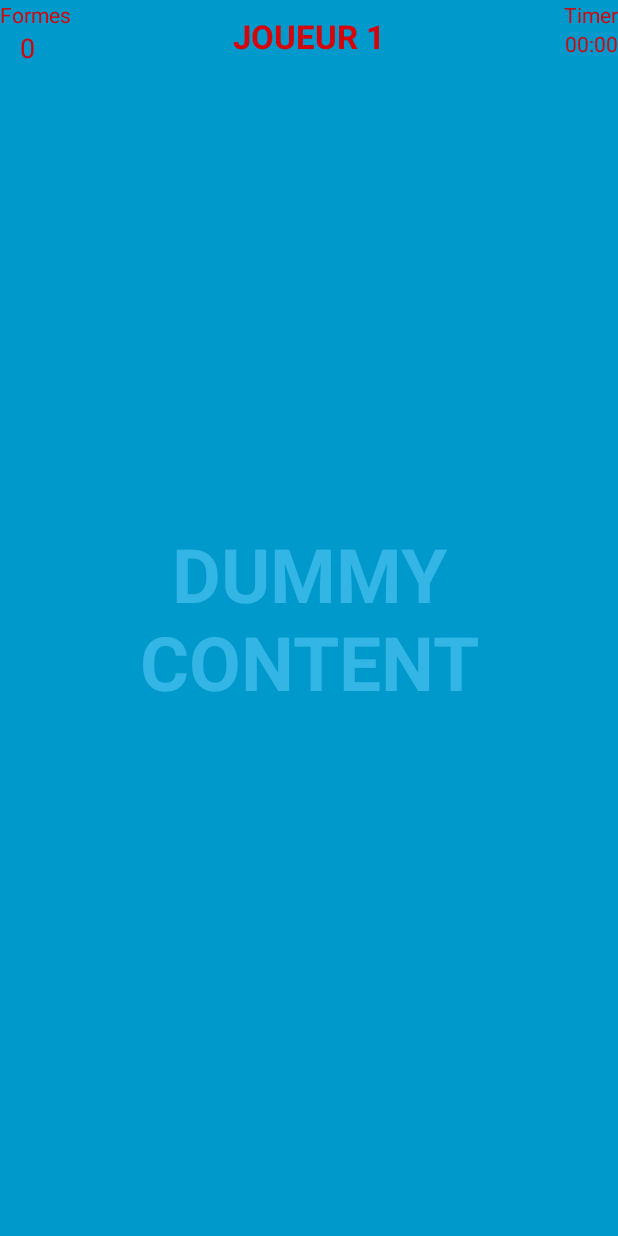
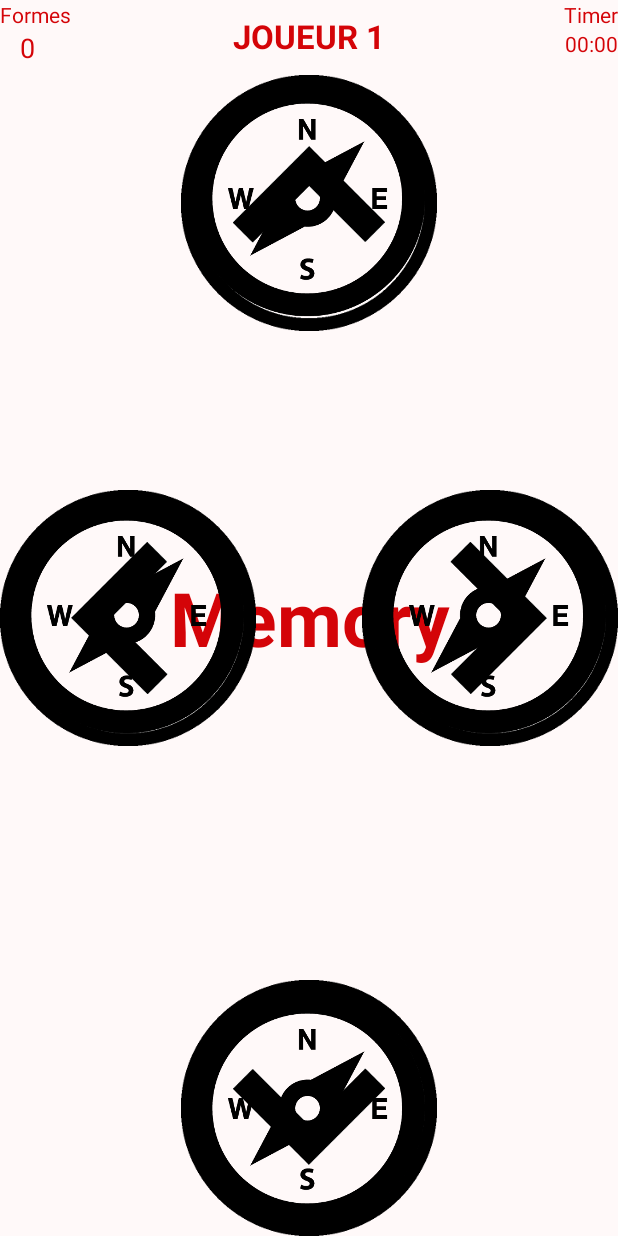
Before and after one commit to aroquemaurel/Android-challenge, an Android app: the FullscreenActivity screen opened directly, with no data from a screen before it, on a phone screen of 412 x 824 dp. Run offline under Robolectric (Android 15) with nearby library versions, the phone set to English and light mode, and no system bars.

Commit message:
photo loaded

```diff
--- a/Memory/app/src/main/java/com/m2dl/helloandroid/memory/FullscreenActivity.java
+++ b/Memory/app/src/main/java/com/m2dl/helloandroid/memory/FullscreenActivity.java
@@ -17,6 +17,7 @@ import com.m2dl.helloandroid.memory.controller.OnMainTouchListener;
 import com.m2dl.helloandroid.memory.models.motions.Motion;
 import com.m2dl.helloandroid.memory.models.motions.MotionList;
 import com.m2dl.helloandroid.memory.models.motions.TouchMotion;
+import com.m2dl.helloandroid.memory.util.ManagerSensorImage;
 
 import java.util.ArrayList;
 
@@ -48,12 +49,18 @@ public class FullscreenActivity extends AppCompatActivity {
     private View mControlsView;
     private boolean mVisible;
     private MotionList actionListplayer1;
+    private ManagerSensorImage sensorImage;
+
+
 
     @Override
     protected void onCreate(Bundle savedInstanceState) {
         super.onCreate(savedInstanceState);
 
         setContentView(R.layout.activity_fullscreen);
+        sensorImage = new ManagerSensorImage(this);
+
+
 
         mVisible = true;
         mControlsView = findViewById(R.id.fullscreen_content_controls);
@@ -63,7 +70,7 @@ public class FullscreenActivity extends AppCompatActivity {
         // Upon interacting with UI controls, delay any scheduled hide()
         // operations to prevent the jarring behavior of controls going away
         // while interacting with the UI.
-        findViewById(R.id.dummy_button).setOnTouchListener(mDelayHideTouchListener);
+        //findViewById(R.id.dummy_button).setOnTouchListener(mDelayHideTouchListener);
 
         //initialisation des listes
         actionListplayer1 = new MotionList();
--- /dev/null
+++ b/Memory/app/src/main/java/com/m2dl/helloandroid/memory/util/ManagerSensorImage.java
@@ -0,0 +1,129 @@
+package com.m2dl.helloandroid.memory.util;
+
+import android.app.Activity;
+import android.app.usage.UsageEvents;
+import android.graphics.drawable.Drawable;
+import android.graphics.drawable.Icon;
+import android.os.Build;
+import android.view.View;
+import android.widget.ImageView;
+
+import com.m2dl.helloandroid.memory.R;
+import com.m2dl.helloandroid.memory.models.motions.ActionMotion;
+
+import java.util.Timer;
+import java.util.TimerTask;
+
+/**
+ * Created by florent on 28/01/16.
+ */
+public class ManagerSensorImage {
+
+    private Activity c;
+    private ImageView ivUp;
+    private ImageView ivLeft;
+    private ImageView ivRight;
+    private ImageView ivDown;
+    private ImageView ivUpCompass;
+    private ImageView ivLeftCompass;
+    private ImageView ivRightCompass;
+    private ImageView ivDownCompass;
+
+    private Drawable arrow_up;
+    private Drawable arrow_left;
+    private Drawable arrow_right;
+    private Drawable arrow_down;
+    private Drawable compass;
+
+
+    public ManagerSensorImage(Activity activity) {
+        c = activity;
+        ivUp = (ImageView) c.findViewById(R.id.iv_up_zone);
+        ivLeft = (ImageView) c.findViewById(R.id.iv_left_zone);
+        ivRight = (ImageView) c.findViewById(R.id.iv_right_zone);
+        ivDown = (ImageView) c.findViewById(R.id.iv_down_zone);
+        ivUpCompass = (ImageView) c.findViewById(R.id.iv_up_compass_zone);
+        ivLeftCompass = (ImageView) c.findViewById(R.id.iv_left_compass_zone);
+        ivRightCompass = (ImageView) c.findViewById(R.id.iv_right_compass_zone);
+        ivDownCompass = (ImageView) c.findViewById(R.id.iv_down_compass_zone);
+
+        ivUp.setVisibility(View.VISIBLE);
+        ivLeft.setVisibility(View.VISIBLE);
+        ivRight.setVisibility(View.VISIBLE);
+        ivDown.setVisibility(View.VISIBLE);
+        ivUpCompass.setVisibility(View.VISIBLE);
+        ivLeftCompass.setVisibility(View.VISIBLE);
+        ivRightCompass.setVisibility(View.VISIBLE);
+        ivDownCompass.setVisibility(View.VISIBLE);
+
+        if (Build.VERSION.SDK_INT >= Build.VERSION_CODES.LOLLIPOP) {
+            arrow_up = c.getResources().getDrawable(R.mipmap.ic_arrow_up, c.getTheme());
+            arrow_left = c.getResources().getDrawable(R.mipmap.ic_arrow_left, c.getTheme());
+            arrow_right = c.getResources().getDrawable(R.mipmap.ic_arrow_right, c.getTheme());
+            arrow_down = c.getResources().getDrawable(R.mipmap.ic_arrow_down, c.getTheme());
+            compass = c.getResources().getDrawable(R.mipmap.ic_compass, c.getTheme());
+        } else {
+            arrow_up = c.getResources().getDrawable(R.mipmap.ic_arrow_up);
+            arrow_left = c.getResources().getDrawable(R.mipmap.ic_arrow_left);
+            arrow_right = c.getResources().getDrawable(R.mipmap.ic_arrow_right);
+            arrow_down = c.getResources().getDrawable(R.mipmap.ic_arrow_down);
+            compass = c.getResources().getDrawable(R.mipmap.ic_compass);
+        }
+
+        ivUp.setImageDrawable(arrow_up);
+        ivLeft.setImageDrawable(arrow_left);
+        ivRight.setImageDrawable(arrow_right);
+        ivDown.setImageDrawable(arrow_down);
+        ivUpCompass.setImageDrawable(compass);
+        ivLeftCompass.setImageDrawable(compass);
+        ivRightCompass.setImageDrawable(compass);
+        ivDownCompass.setImageDrawable(compass);
+
+    }
+
+    public void display(ActionMotion action, final boolean isGyro) {
+        switch (action) {
+            case LEFT:
+                if (isGyro) {
+                    test(ivLeftCompass);
+                } else {
+                    test(ivLeft);
+                }
+                break;
+            case RIGHT:
+                if (isGyro) {
+                    test(ivRightCompass);
+                } else {
+                    test(ivRight);
+                }
+                break;
+            case UP:
+                if (isGyro) {
+                    test(ivUpCompass);
+                } else {
+                    test(ivUp);
+                }
+                break;
+            case DOWN:
+                if (isGyro) {
+                    test(ivDownCompass);
+                } else {
+                    test(ivDown);
+                }
+                break;
+        }
+    }
+
+    public void test(final ImageView ivToVisible) {
+        Timer t = new Timer();
+        ivToVisible.setVisibility(View.VISIBLE);
+        t.schedule(new TimerTask() {
+            @Override
+            public void run() {
+                ivToVisible.setVisibility(View.INVISIBLE);
+            }
+        }, 1000);
+
+
+    }
+}
--- a/Memory/app/src/main/res/layout/activity_fullscreen.xml
+++ b/Memory/app/src/main/res/layout/activity_fullscreen.xml
@@ -2,7 +2,7 @@
     xmlns:tools="http://schemas.android.com/tools"
     android:layout_width="match_parent"
     android:layout_height="match_parent"
-    android:background="#0099cc"
+    android:background="@color/backgroundPlayer1"
     tools:context="com.m2dl.helloandroid.memory.FullscreenActivity">
 
     <!-- The primary full-screen view. This can be replaced with whatever view
@@ -12,11 +12,12 @@
         android:layout_width="match_parent"
         android:layout_height="match_parent"
         android:keepScreenOn="true"
-        android:textColor="#33b5e5"
+        android:textColor="@color/colorPlayer1"
         android:textStyle="bold"
         android:textSize="50sp"
         android:gravity="center"
-        android:text="@string/dummy_content" />
+        android:text="@string/app_name" />
+
     <include layout="@layout/bar_layout"></include>
 
     <!-- This FrameLayout insets its children based on system windows using
@@ -30,18 +31,70 @@
             android:layout_width="match_parent"
             android:layout_height="wrap_content"
             android:layout_gravity="bottom|center_horizontal"
-            android:background="@color/black_overlay"
+            android:background="@color/colorPlayer2"
             android:orientation="horizontal"
             tools:ignore="UselessParent">
 
-            <Button android:id="@+id/dummy_button"
-                style="?metaButtonBarButtonStyle"
-                android:layout_width="0dp"
-                android:layout_height="wrap_content"
-                android:layout_weight="1"
-                android:text="@string/dummy_button" />
+            <!--<Button android:id="@+id/dummy_button"-->
+                <!--style="?metaButtonBarButtonStyle"-->
+                <!--android:layout_width="0dp"-->
+                <!--android:layout_height="wrap_content"-->
+                <!--android:layout_weight="1"-->
+                <!--android:text="@string/dummy_button" />-->
 
         </LinearLayout>
     </FrameLayout>
 
+    <FrameLayout
+        android:layout_width="match_parent"
+        android:layout_height="match_parent"
+        android:layout_gravity="right|bottom">
+
+        <ImageView
+            android:layout_width="wrap_content"
+            android:layout_height="wrap_content"
+            android:padding="50dp"
+            android:id="@+id/iv_up_zone"
+            android:layout_gravity="center_horizontal|top" />
+        <ImageView
+            android:layout_width="wrap_content"
+            android:layout_height="wrap_content"
+            android:padding="50dp"
+            android:id="@+id/iv_up_compass_zone"
+            android:layout_gravity="center_horizontal|top" />
+
+        <ImageView
+            android:layout_width="wrap_content"
+            android:layout_height="wrap_content"
+            android:id="@+id/iv_left_zone"
+            android:layout_gravity="left|center_vertical" />
+        <ImageView
+            android:layout_width="wrap_content"
+            android:layout_height="wrap_content"
+            android:id="@+id/iv_left_compass_zone"
+            android:layout_gravity="left|center_vertical" />
+
+        <ImageView
+            android:layout_width="wrap_content"
+            android:layout_height="wrap_content"
+            android:id="@+id/iv_right_zone"
+            android:layout_gravity="right|center_vertical" />
+        <ImageView
+            android:layout_width="wrap_content"
+            android:layout_height="wrap_content"
+            android:id="@+id/iv_right_compass_zone"
+            android:layout_gravity="right|center_vertical" />
+
+        <ImageView
+            android:layout_width="wrap_content"
+            android:layout_height="wrap_content"
+            android:id="@+id/iv_down_zone"
+            android:layout_gravity="center_horizontal|bottom" />
+        <ImageView
+            android:layout_width="wrap_content"
+            android:layout_height="wrap_content"
+            android:id="@+id/iv_down_compass_zone"
+            android:layout_gravity="center_horizontal|bottom" />
+    </FrameLayout>
+
 </FrameLayout>
--- a/Memory/app/src/main/res/layout/bar_layout.xml
+++ b/Memory/app/src/main/res/layout/bar_layout.xml
@@ -1,6 +1,8 @@
 <?xml version="1.0" encoding="utf-8"?>
-<RelativeLayout xmlns:android="http://schemas.android.com/apk/res/android"
-    android:orientation="vertical" android:layout_width="match_parent"
+<RelativeLayout
+    xmlns:android="http://schemas.android.com/apk/res/android"
+    android:orientation="vertical"
+    android:layout_width="match_parent"
     android:layout_height="match_parent">
 
     <TextView
--- a/Memory/app/src/main/res/values/colors.xml
+++ b/Memory/app/src/main/res/values/colors.xml
@@ -5,6 +5,8 @@
     <color name="colorAccent">#FF4081</color>
     <color name="colorPlayer1">#d40408</color>
     <color name="colorPlayer2">#0011ff</color>
+    <color name="backgroundPlayer1">#fff9f9</color>
+    <color name="backgroundPlayer2">#f0f1ff</color>
 
     <color name="black_overlay">#66000000</color>
 </resources>
```
Also changed, not shown: Memory/app/src/main/res/mipmap-hdpi/ic_arrow_down.png (added), Memory/app/src/main/res/mipmap-hdpi/ic_arrow_left.png (added), Memory/app/src/main/res/mipmap-hdpi/ic_arrow_right.png (added), Memory/app/src/main/res/mipmap-hdpi/ic_arrow_up.png (added), Memory/app/src/main/res/mipmap-hdpi/ic_compass.png (added).
